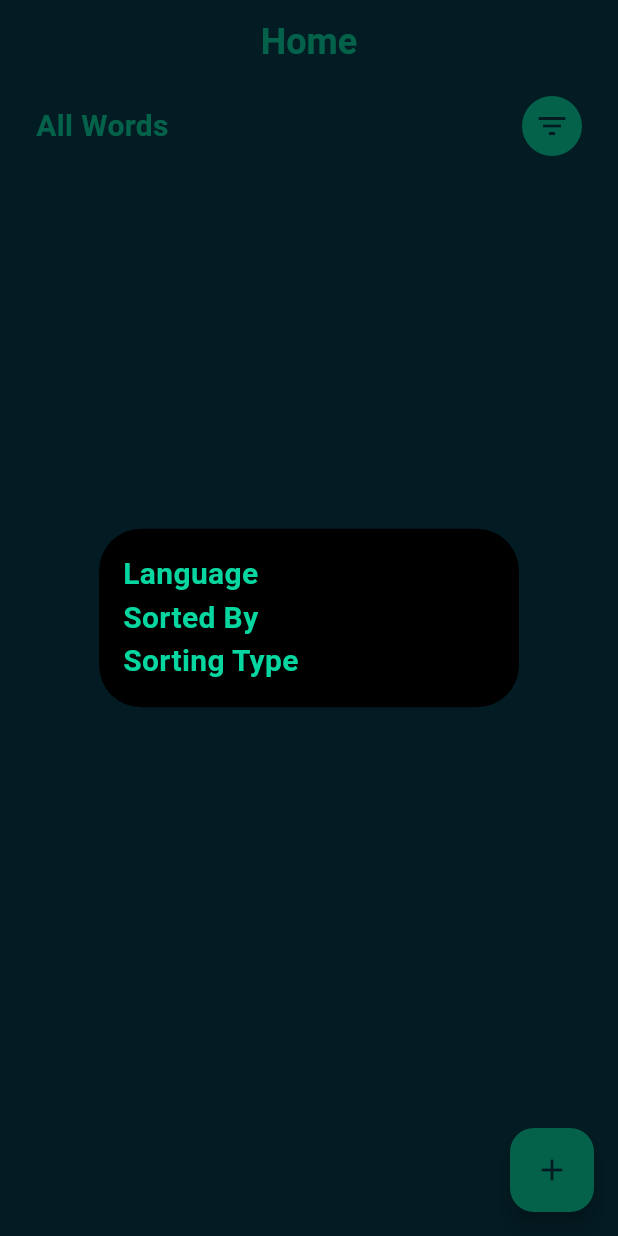
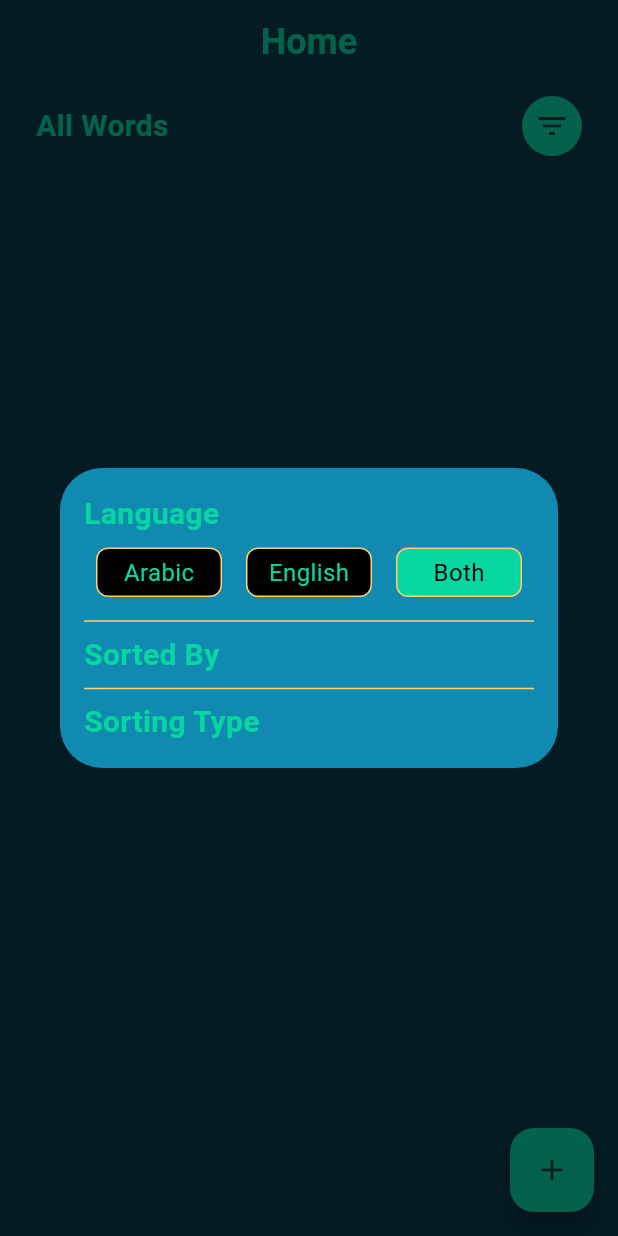
Before and after one commit to wael-saif23/words-note, a Flutter app: the screen it shows after launch, after a tap on the "filter list" icon, on a phone screen of 412 x 824 dp. Run offline on Flutter 3.47's test engine with Material 3 defaults, Android fonts, the phone set to English and light mode, and no system bars; our stand-ins replace bloc, flutter_bloc, hive_flutter; accounts and stored records are empty.

Commit message:
feat: Make filters dynamically update word list
Implemented functionality for filter widgets to dynamically update the displayed word list upon user interaction. Filters now trigger a refresh of the word list, ensuring the view reflects the currently active filtering criteria.

```diff
--- a/lib/controller/read_words_cubit/read_words_cubit.dart
+++ b/lib/controller/read_words_cubit/read_words_cubit.dart
@@ -19,14 +19,17 @@ class ReadWordsCubit extends Cubit<ReadWordsState> {
 
   void updateLanguageFilter(LanguageFilter languageFilter) {
     this.languageFilter = languageFilter;
+    getWords();
   }
 
   void updateSortingTypeFilter(SortingTypeFilter sortingTypeFilter) {
     this.sortingTypeFilter = sortingTypeFilter;
+    getWords();
   }
 
   void updateSortedByFilter(SortedByFilter sortedByFilter) {
     this.sortedByFilter = sortedByFilter;
+    getWords();
   }
 
   getWords() {
--- a/lib/views/widgets/filter_dialoge.dart
+++ b/lib/views/widgets/filter_dialoge.dart
@@ -1,5 +1,7 @@
 import 'package:flutter/material.dart';
 import 'package:flutter/widgets.dart';
+import 'package:flutter_bloc/flutter_bloc.dart';
+import 'package:words_note/controller/read_words_cubit/read_words_cubit.dart';
 import 'package:words_note/views/styles/color_manager.dart';
 
 class FilterDialoge extends StatelessWidget {
@@ -7,8 +9,10 @@ class FilterDialoge extends StatelessWidget {
 
   @override
   Widget build(BuildContext context) {
+    return BlocBuilder<ReadWordsCubit, ReadWordsState>(
+      builder: (context, state) {
         return Dialog(
-      backgroundColor: ColorManager.black,
+          backgroundColor: ColorManager.blue,
           child: Padding(
             padding: const EdgeInsets.all(16.0),
             child: Column(
@@ -17,15 +21,85 @@ class FilterDialoge extends StatelessWidget {
               crossAxisAlignment: CrossAxisAlignment.start,
               children: [
                 _textFilterName('Language'),
+                _getFilterField(
+                  labals: ['Arabic', 'English', 'Both'],
+                  onTaps: [
+                    () => ReadWordsCubit.get(context).updateLanguageFilter(
+                          LanguageFilter.arabic,
+                        ),
+                    () => ReadWordsCubit.get(context).updateLanguageFilter(
+                          LanguageFilter.english,
+                        ),
+                    () => ReadWordsCubit.get(context).updateLanguageFilter(
+                          LanguageFilter.both,
+                        ),
+                  ],
+                  conditionsOfActivation: [
+                    ReadWordsCubit.get(context).languageFilter ==
+                        LanguageFilter.arabic,
+                    ReadWordsCubit.get(context).languageFilter ==
+                        LanguageFilter.english,
+                    ReadWordsCubit.get(context).languageFilter ==
+                        LanguageFilter.both,
+                  ],
+                ),
+                const Divider(
+                  color: ColorManager.sunglow,
+                ),
                 _textFilterName('Sorted By'),
+                const Divider(
+                  color: ColorManager.sunglow,
+                ),
                 _textFilterName('Sorting Type'),
               ],
             ),
           ),
         );
+      },
+    );
   }
 
-
+  Widget _getFilterField({
+    required List<String> labals,
+    required List<VoidCallback> onTaps,
+    required List<bool> conditionsOfActivation,
+  }) {
+    return Row(
+      children: [
+        for (int i = 0; i < labals.length; i++)
+          Expanded(
+              child: InkWell(
+            borderRadius: BorderRadius.circular(8),
+            splashColor: ColorManager.emerald.withOpacity(.5),
+            onTap: onTaps[i],
+            child: Padding(
+              padding: const EdgeInsets.all(8.0),
+              child: Container(
+                decoration: BoxDecoration(
+                  border: Border.all(color: ColorManager.sunglow),
+                  borderRadius: BorderRadius.circular(8),
+                  color: conditionsOfActivation[i]
+                      ? ColorManager.emerald
+                      : ColorManager.black,
+                ),
+                padding: const EdgeInsets.all(4),
+                child: Center(
+                  child: Text(
+                    labals[i],
+                    style: TextStyle(
+                      fontSize: 16,
+                      color: conditionsOfActivation[i]
+                          ? ColorManager.black
+                          : ColorManager.emerald,
+                    ),
+                  ),
+                ),
+              ),
+            ),
+          ))
+      ],
+    );
+  }
 
   Widget _textFilterName(
     String text,
--- a/lib/views/widgets/language_filter_widget.dart
+++ b/lib/views/widgets/language_filter_widget.dart
@@ -1,4 +1,5 @@
 import 'package:flutter/widgets.dart';
+import 'package:flutter_bloc/flutter_bloc.dart';
 import 'package:words_note/controller/read_words_cubit/read_words_cubit.dart';
 import 'package:words_note/views/styles/color_manager.dart';
 import 'package:words_note/views/widgets/filter_button.dart';
@@ -8,6 +9,8 @@ class LanguageFilterWidget extends StatelessWidget {
 
   @override
   Widget build(BuildContext context) {
+    return BlocBuilder<ReadWordsCubit, ReadWordsState>(
+      builder: (context, state) {
         return Row(
           mainAxisAlignment: MainAxisAlignment.spaceBetween,
           children: [
@@ -22,6 +25,8 @@ class LanguageFilterWidget extends StatelessWidget {
             const FilterButton(),
           ],
         );
+      },
+    );
   }
 
   String _getLanguageFiltertoString({required LanguageFilter languageFilter}) {
```
Lines whose indentation alone changed are shown as unchanged.
